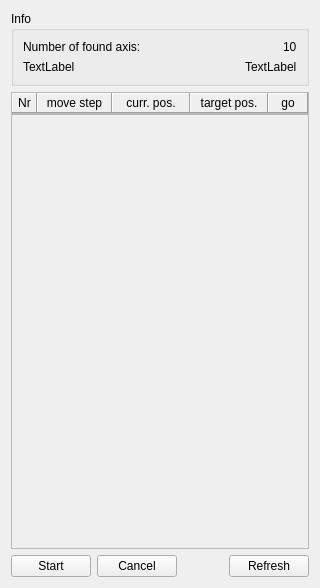
Qt form NewportSMC100/dockWidgetSMC100.ui (itom-project/plugins) before a commit.
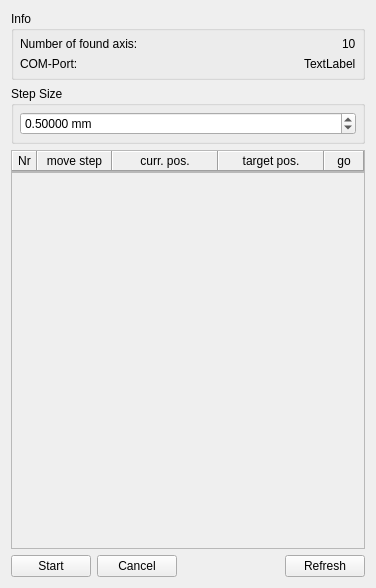
The same form after that commit.

```diff
--- a/NewportSMC100/dockWidgetSMC100.ui
+++ b/NewportSMC100/dockWidgetSMC100.ui
@@ -6,7 +6,7 @@
    <rect>
     <x>0</x>
     <y>0</y>
-    <width>320</width>
+    <width>376</width>
     <height>588</height>
    </rect>
   </property>
@@ -26,6 +26,9 @@
       <string>Info</string>
      </property>
      <layout class="QVBoxLayout" name="verticalLayout_2">
+      <property name="margin">
+       <number>6</number>
+      </property>
       <item>
        <layout class="QHBoxLayout" name="horizontalLayout_2">
         <item>
@@ -67,7 +70,7 @@
            </sizepolicy>
           </property>
           <property name="text">
-           <string>TextLabel</string>
+           <string>COM-Port:</string>
           </property>
          </widget>
         </item>
@@ -89,6 +92,37 @@
      </layout>
     </widget>
    </item>
+   <item>
+    <widget class="QGroupBox" name="groupBox_2">
+     <property name="minimumSize">
+      <size>
+       <width>0</width>
+       <height>0</height>
+      </size>
+     </property>
+     <property name="title">
+      <string>Step Size</string>
+     </property>
+     <layout class="QVBoxLayout" name="verticalLayout_3">
+      <property name="margin">
+       <number>6</number>
+      </property>
+      <item>
+       <widget class="QDoubleSpinBox" name="spinStepSize">
+        <property name="suffix">
+         <string> mm</string>
+        </property>
+        <property name="decimals">
+         <number>5</number>
+        </property>
+        <property name="value">
+         <double>0.500000000000000</double>
+        </property>
+       </widget>
+      </item>
+     </layout>
+    </widget>
+   </item>
    <item>
     <layout class="QVBoxLayout" name="verticalLayout_4">
      <property name="spacing">
@@ -418,8 +452,8 @@
          <rect>
           <x>0</x>
           <y>0</y>
-          <width>298</width>
-          <height>439</height>
+          <width>354</width>
+          <height>392</height>
          </rect>
         </property>
         <layout class="QVBoxLayout" name="verticalListLayout">
```
Left out of the diff: 2 changed lines with no effect on the pictures.
